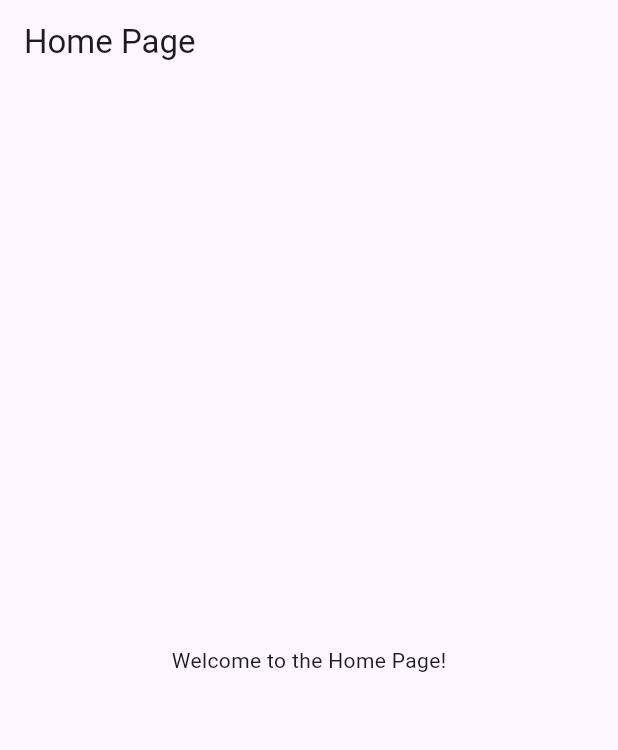
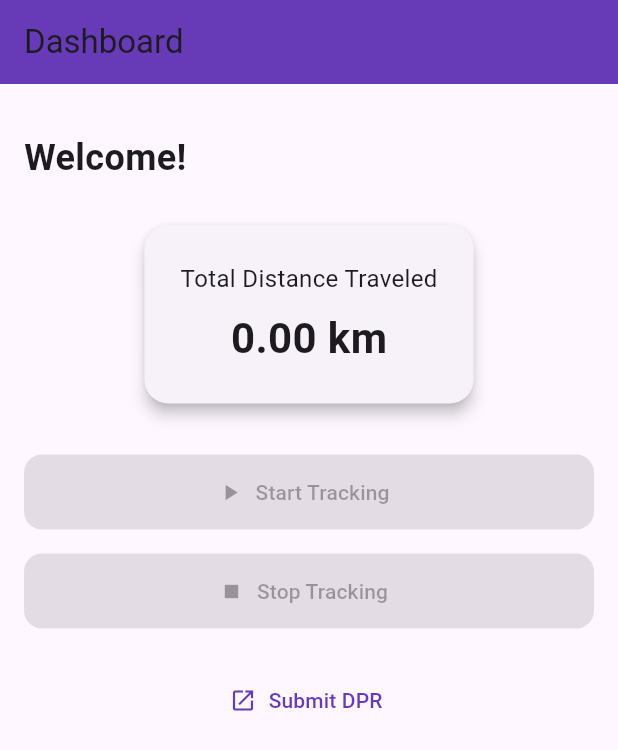
Before and after one commit to venkateshpatil19/Dhanshree-Constro-Solutions, a Flutter app: the HomePage screen opened directly, on a phone screen of 412 x 824 dp. Shown: the top 750 px of the screen. Run offline on Flutter 3.47's test engine with Material 3 defaults, Android fonts, the phone set to English and light mode, and no system bars; our stand-ins replace supabase_flutter; accounts and stored records are empty.

Commit message:
Day 6: Designed home screen UI with distance card and DPR form launcher

```diff
--- a/lib/home_page.dart
+++ b/lib/home_page.dart
@@ -1,16 +1,87 @@
 import 'package:flutter/material.dart';
+import 'package:url_launcher/url_launcher.dart';
 
 class HomePage extends StatelessWidget {
   const HomePage({super.key});
+
+  void _openDPRForm() async {
+    const url = 'https://your-dpr-form-url.com';
+    if (await canLaunchUrl(Uri.parse(url))) {
+      await launchUrl(Uri.parse(url), mode: LaunchMode.externalApplication);
+    }
+  }
 
   @override
   Widget build(BuildContext context) {
     return Scaffold(
       appBar: AppBar(
-        title: const Text('Home Page'),
+        title: const Text('Dashboard'),
+        backgroundColor: Colors.deepPurple,
       ),
-      body: const Center(
-        child: Text('Welcome to the Home Page!'),
+      body: Padding(
+        padding: const EdgeInsets.all(16.0),
+        child: Column(
+          children: [
+            const SizedBox(height: 16),
+            const Align(
+              alignment: Alignment.centerLeft,
+              child: Text(
+                'Welcome!',
+                style: TextStyle(fontSize: 24, fontWeight: FontWeight.bold),
+              ),
+            ),
+            const SizedBox(height: 24),
+            Card(
+              elevation: 4,
+              shape: RoundedRectangleBorder(borderRadius: BorderRadius.circular(16)),
+              child: Padding(
+                padding: const EdgeInsets.all(24.0),
+                child: Column(
+                  children: [
+                    const Text(
+                      'Total Distance Traveled',
+                      style: TextStyle(fontSize: 16),
+                    ),
+                    const SizedBox(height: 8),
+                    const Text(
+                      '0.00 km',
+                      style: TextStyle(fontSize: 28, fontWeight: FontWeight.bold),
+                    ),
+                  ],
+                ),
+              ),
+            ),
+            const SizedBox(height: 30),
+            ElevatedButton.icon(
+              onPressed: null, // Disabled initially
+              icon: const Icon(Icons.play_arrow),
+              label: const Text('Start Tracking'),
+              style: ElevatedButton.styleFrom(
+                minimumSize: const Size(double.infinity, 50),
+                backgroundColor: Colors.deepPurple,
+                shape: RoundedRectangleBorder(borderRadius: BorderRadius.circular(12)),
+              ),
+            ),
+            const SizedBox(height: 16),
+            ElevatedButton.icon(
+              onPressed: null, // Disabled initially
+              icon: const Icon(Icons.stop),
+              label: const Text('Stop Tracking'),
+              style: ElevatedButton.styleFrom(
+                minimumSize: const Size(double.infinity, 50),
+                backgroundColor: Colors.grey,
+                shape: RoundedRectangleBorder(borderRadius: BorderRadius.circular(12)),
+              ),
+            ),
+            const SizedBox(height: 24),
+            TextButton.icon(
+              onPressed: _openDPRForm,
+              icon: const Icon(Icons.open_in_new),
+              label: const Text("Submit DPR"),
+              style: TextButton.styleFrom(foregroundColor: Colors.deepPurple),
+            ),
+          ],
+        ),
       ),
     );
   }
```
Also changed, not shown: 2 other files.
